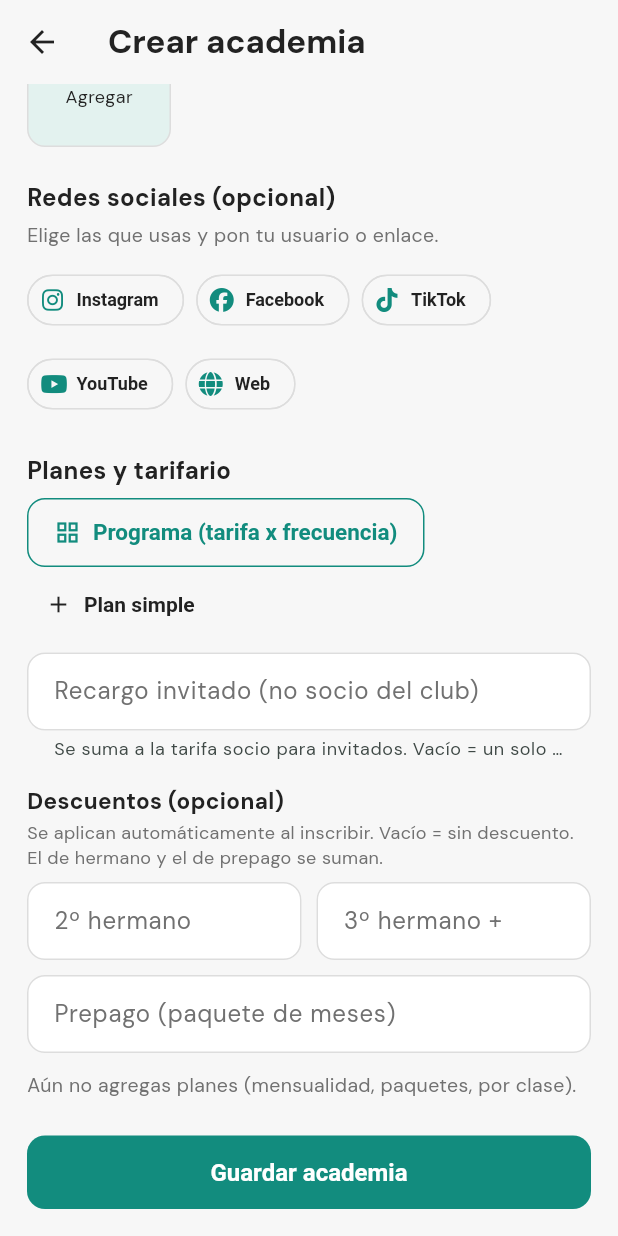
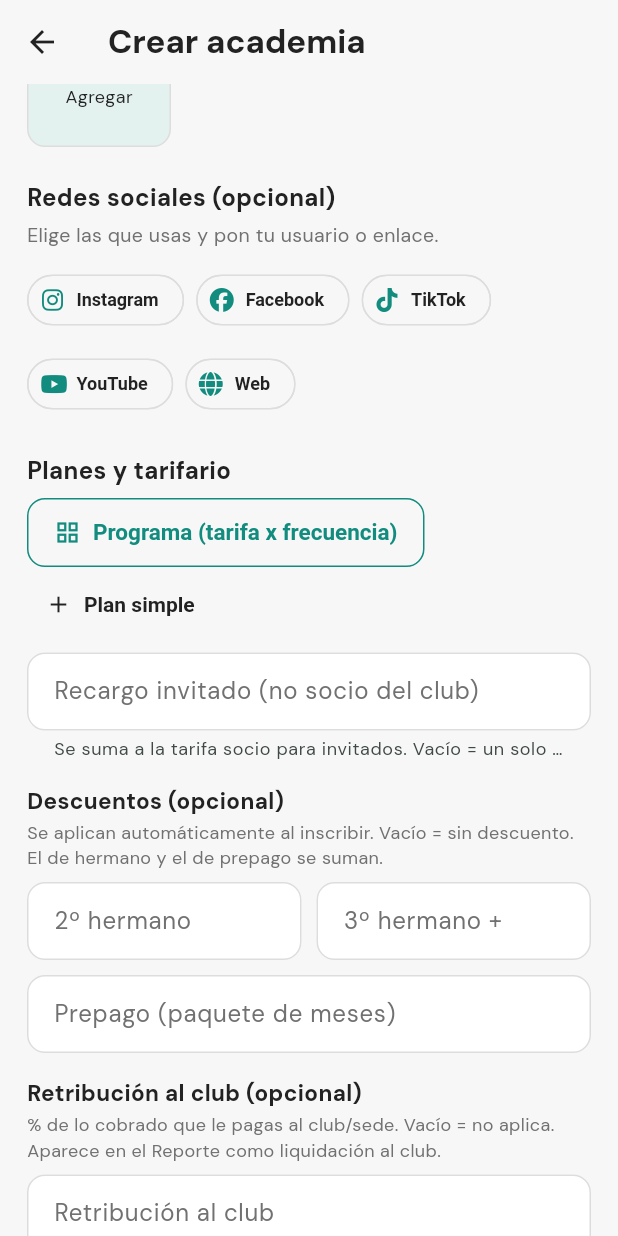
Before and after one commit to dcalagua/canchas-app-lima, a Flutter app: the CrearAcademiaScreen screen opened directly, scrolled down 733 dp, on a phone screen of 412 x 824 dp. Run offline on Flutter 3.47's test engine with Material 3 defaults, Android fonts, the phone set to English and light mode, and no system bars; our stand-ins replace audioplayers, firebase_core, firebase_messaging, font_awesome_flutter, geocoding, geolocator and 6 more; missing offline and left inert: record; accounts and stored records are empty.

Commit message:
Academia Fase 3: liquidación al club configurable
- Modelo Academia: retribucionClubPct (%) + helpers tieneRetribucionClub y
  retribucionClub(cobrado). Configurable; 0 = no aplica (clubes que no la usan).
- Editor de academia: sección 'Retribución al club (opcional)' con campo %.
- Reporte de pagos: tarjeta 'Liquidación al club' sobre lo efectivamente cobrado
  en el rango (cobrado, a pagar al club, neto para la academia).
- Seed Jartur: 11% (Country Club El Bosque).

Co-Authored-By: Claude Opus 4.8 (1M context) <noreply@anthropic.com>
Claude-Session: https://claude.ai/code/session_017fg7ijXuZRX6jvFjZELf83

```diff
--- a/lib/data/sample_data.dart
+++ b/lib/data/sample_data.dart
@@ -289,6 +289,7 @@ class SampleData {
       descuentoHermano2: 10, // 2º hermano −10%
       descuentoHermano3: 20, // 3º hermano en adelante −20%
       descuentoPrepago: 5, // pago trimestral/paquete adelantado −5%
+      retribucionClubPct: 11, // liquidación al Country Club El Bosque
       redes: const {'instagram': 'academiadetenisjarthurbaldeon'},
       planes: [
         plan(roja, 2, 250), plan(roja, 3, 300), plan(roja, 4, 400), plan(roja, 5, 450),
--- a/lib/models/academia.dart
+++ b/lib/models/academia.dart
@@ -100,6 +100,10 @@ class Academia {
   final double descuentoHermano2;
   final double descuentoHermano3;
   final double descuentoPrepago;
+  /// Retribución (%) que la academia le paga al CLUB/sede sobre lo EFECTIVAMENTE
+  /// cobrado (liquidación). CONFIGURABLE; 0 = la academia no le paga nada al club
+  /// (clubes que no usan esta opción). Caso Jartur (El Bosque): 11.
+  final double retribucionClubPct;
 
   const Academia({
     required this.id,
@@ -119,6 +123,7 @@ class Academia {
     this.descuentoHermano2 = 0,
     this.descuentoHermano3 = 0,
     this.descuentoPrepago = 0,
+    this.retribucionClubPct = 0,
   });
 
   /// ¿La academia distingue tarifa socio vs invitado (según la sede/club)?
@@ -159,6 +164,12 @@ class Academia {
         (1 - descuentoTotalPct(ordenHermano: ordenHermano, prepago: prepago) / 100);
     return f < 0 ? 0 : f;
   }
+
+  /// ¿La academia le retribuye un % al club/sede (liquidación)?
+  bool get tieneRetribucionClub => retribucionClubPct > 0;
+
+  /// Monto a pagar al club sobre lo EFECTIVAMENTE cobrado.
+  double retribucionClub(double cobrado) => cobrado * retribucionClubPct / 100;
 
   /// Planes agrupados por programa (para el tarifario matriz), preservando el
   /// orden de aparición. Los planes sin programa quedan bajo la clave ''.
@@ -239,6 +250,7 @@ class Academia {
     double? descuentoHermano2,
     double? descuentoHermano3,
     double? descuentoPrepago,
+    double? retribucionClubPct,
   }) =>
       Academia(
         id: id,
@@ -258,6 +270,7 @@ class Academia {
         descuentoHermano2: descuentoHermano2 ?? this.descuentoHermano2,
         descuentoHermano3: descuentoHermano3 ?? this.descuentoHermano3,
         descuentoPrepago: descuentoPrepago ?? this.descuentoPrepago,
+        retribucionClubPct: retribucionClubPct ?? this.retribucionClubPct,
       );
 
   Map<String, dynamic> toJson() => {
@@ -279,6 +292,7 @@ class Academia {
         'descuentoHermano2': descuentoHermano2,
         'descuentoHermano3': descuentoHermano3,
         'descuentoPrepago': descuentoPrepago,
+        'retribucionClubPct': retribucionClubPct,
       };
 
   factory Academia.fromJson(Map<String, dynamic> j) => Academia(
@@ -308,6 +322,8 @@ class Academia {
         descuentoHermano2: ((j['descuentoHermano2'] ?? 0) as num).toDouble(),
         descuentoHermano3: ((j['descuentoHermano3'] ?? 0) as num).toDouble(),
         descuentoPrepago: ((j['descuentoPrepago'] ?? 0) as num).toDouble(),
+        retribucionClubPct:
+            ((j['retribucionClubPct'] ?? 0) as num).toDouble(),
       );
 }
 
--- a/lib/screens/crear_academia_screen.dart
+++ b/lib/screens/crear_academia_screen.dart
@@ -48,6 +48,9 @@ class _CrearAcademiaScreenState extends State<CrearAcademiaScreen> {
       _ctrlPct(widget.academia?.descuentoHermano3);
   late final TextEditingController _dtoPrepago =
       _ctrlPct(widget.academia?.descuentoPrepago);
+  // Retribución al club/sede (%) sobre lo cobrado. Vacío = 0 = no aplica.
+  late final TextEditingController _retribClub =
+      _ctrlPct(widget.academia?.retribucionClubPct);
   static TextEditingController _ctrlPct(double? v) => TextEditingController(
       text: (v ?? 0) > 0 ? v!.toStringAsFixed(0) : '');
   late Deporte _deporte = widget.academia?.deporte ?? Deporte.tenis;
@@ -115,6 +118,7 @@ class _CrearAcademiaScreenState extends State<CrearAcademiaScreen> {
     _dtoHermano2.dispose();
     _dtoHermano3.dispose();
     _dtoPrepago.dispose();
+    _retribClub.dispose();
     for (final c in _redesCtrl.values) {
       c.dispose();
     }
@@ -254,6 +258,7 @@ class _CrearAcademiaScreenState extends State<CrearAcademiaScreen> {
       descuentoHermano2: _pct(_dtoHermano2),
       descuentoHermano3: _pct(_dtoHermano3),
       descuentoPrepago: _pct(_dtoPrepago),
+      retribucionClubPct: _pct(_retribClub),
       logoUrl: _logoUrl,
       redes: redes,
       fotos: fotos,
@@ -542,6 +547,16 @@ class _CrearAcademiaScreenState extends State<CrearAcademiaScreen> {
           ),
           const SizedBox(height: 10),
           _campoPct(_dtoPrepago, 'Prepago (paquete de meses)'),
+          const SizedBox(height: 16),
+          const Text('Retribución al club (opcional)',
+              style: TextStyle(fontWeight: FontWeight.w700, fontSize: 15)),
+          const SizedBox(height: 2),
+          const Text(
+              '% de lo cobrado que le pagas al club/sede. Vacío = no aplica. '
+              'Aparece en el Reporte como liquidación al club.',
+              style: TextStyle(color: textoTenue, fontSize: 12)),
+          const SizedBox(height: 8),
+          _campoPct(_retribClub, 'Retribución al club'),
           const SizedBox(height: 12),
           if (_planes.isEmpty)
             const Text('Aún no agregas planes (mensualidad, paquetes, por clase).',
```
Also changed, not shown: lib/screens/reporte_academia_screen.dart (+81 -1 lines).
